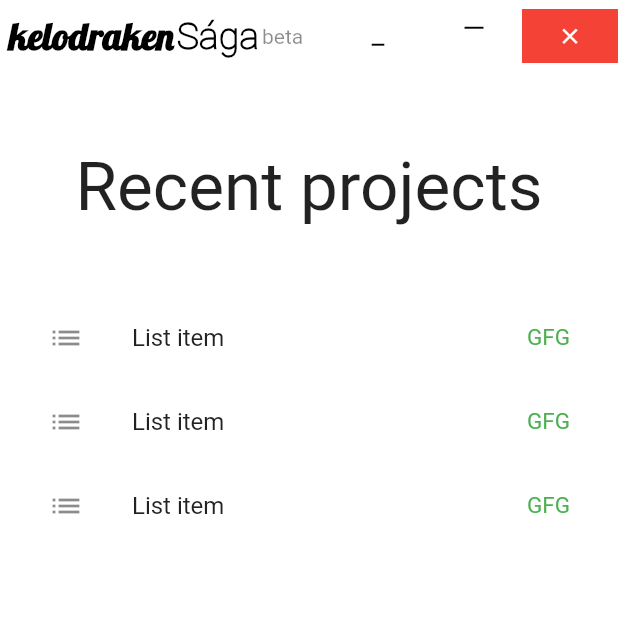
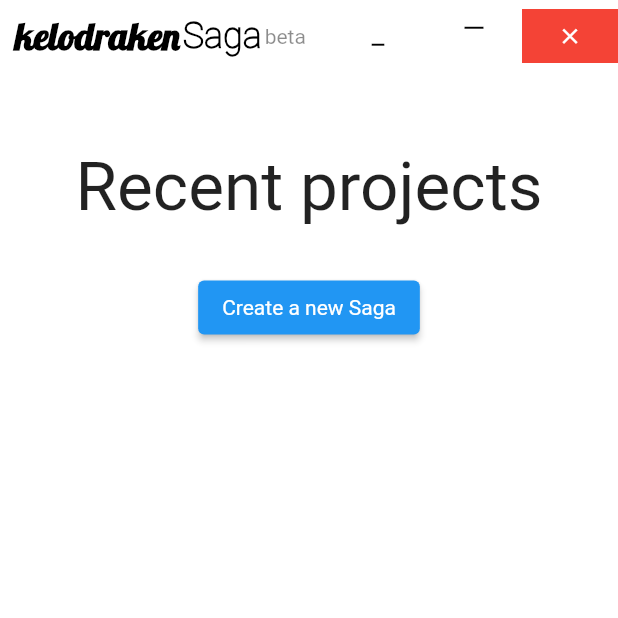
Before and after one commit to KeloDraken/stable-frontend, a Flutter app: the screen it shows after launch, on a phone screen of 412 x 824 dp, the top half of it. Run offline on Flutter 3.47's test engine with Material 2 defaults, Android fonts, the phone set to English and light mode, and no system bars; our stand-ins replace file_picker; missing offline and left inert: window_manager.

Commit message:
Add margins around logo

```diff
--- a/lib/components/title_bar.dart
+++ b/lib/components/title_bar.dart
@@ -52,7 +52,7 @@ class TitleBar extends StatelessWidget {
           title,
           style: const TextStyle(
             color: Colors.black,
-            fontSize: 25,
+            fontSize: 24,
             fontWeight: FontWeight.w600,
             fontFamily: "RobotoThin",
           ),
@@ -134,7 +134,10 @@ class TitleBar extends StatelessWidget {
       child: Row(
         mainAxisAlignment: MainAxisAlignment.spaceBetween,
         children: <Widget>[
-          _renderLogo(),
+           Container(
+             margin: const EdgeInsets.symmetric(horizontal: 4),
+            child: _renderLogo(),
+          ),
           _renderButtons(),
         ],
       ),
--- a/lib/main.dart
+++ b/lib/main.dart
@@ -37,7 +37,7 @@ class MyApp extends StatelessWidget {
         fontFamily: "RobotoRegular",
       ),
       home: const CreateProject(
-        title: 'Sága',
+        title: 'Saga',
       ),
     );
   }
--- a/lib/screens/create_project.dart
+++ b/lib/screens/create_project.dart
@@ -24,35 +24,6 @@ class _CreateProject extends State<CreateProject> with WindowListener {
     return projectDirectory;
   }
 
-  List<Widget> _recentProjects() {
-    return <Widget>[
-      const ListTile(
-        leading: Icon(Icons.list),
-        trailing: Text(
-          "GFG",
-          style: TextStyle(color: Colors.green, fontSize: 15),
-        ),
-        title: Text("List item"),
-      ),
-      const ListTile(
-        leading: Icon(Icons.list),
-        trailing: Text(
-          "GFG",
-          style: TextStyle(color: Colors.green, fontSize: 15),
-        ),
-        title: Text("List item"),
-      ),
-      const ListTile(
-        leading: Icon(Icons.list),
-        trailing: Text(
-          "GFG",
-          style: TextStyle(color: Colors.green, fontSize: 15),
-        ),
-        title: Text("List item"),
-      ),
-    ];
-  }
-
   @override
   Widget build(BuildContext context) {
     return Scaffold(
@@ -69,15 +40,12 @@ class _CreateProject extends State<CreateProject> with WindowListener {
           const SizedBox(
             height: 30,
           ),
-          SizedBox(
-            height: 200,
-            child: Padding(
-              padding: const EdgeInsets.all(16.0),
-              child: ListView(
-                children: _recentProjects(),
-              ),
-            ),
-          ),
+          ElevatedButton(
+            onPressed: () {
+              _getProjectDirectory();
+            },
+            child: const Text("Create a new Saga"),
+          )
         ],
       ),
     );
```
